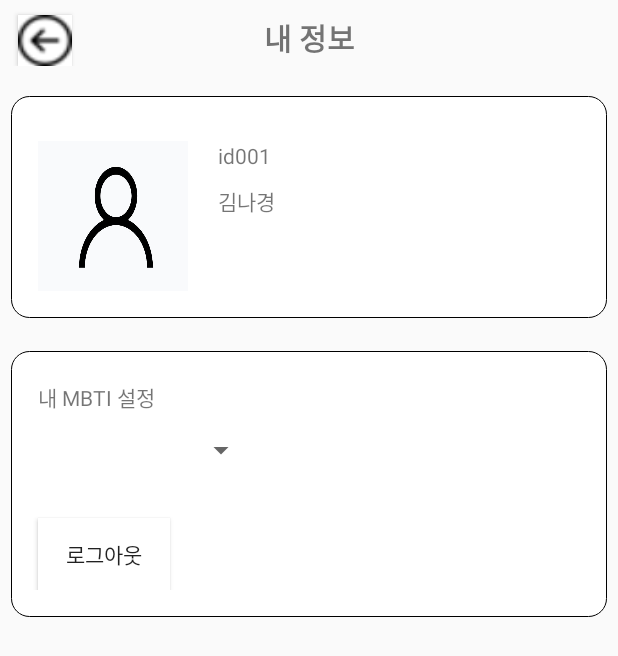
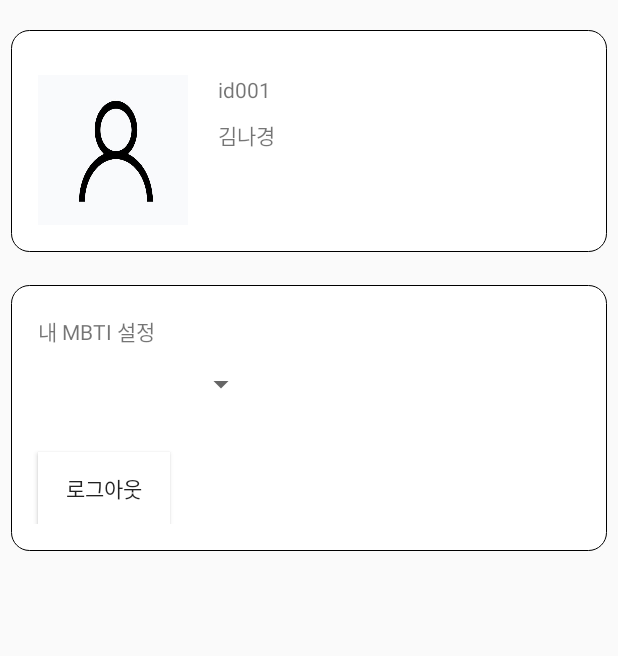
Before and after one commit to goeunpark123/mbti_holic_Project, an Android app: the layout activity_mysetting.xml on its own in the app's theme, with its tools: preview values and no code run, on a phone screen of 412 x 824 dp. Shown: the top 656 px of the screen. Run offline under Robolectric (Android 15) with nearby library versions, the phone set to English and light mode, and no system bars.

Commit message:
mySetting에 액션바추가 뒤로가기 구현 activity_mysetting 기존에 있던 내정보텍스트, 뒤로가기버튼 제거

```diff
--- a/app/src/main/res/layout/activity_mysetting.xml
+++ b/app/src/main/res/layout/activity_mysetting.xml
@@ -9,35 +9,7 @@
     <RelativeLayout
         android:layout_width="match_parent"
         android:layout_height="wrap_content"
-        android:id="@+id/topRelativeLayoout" >
-        <TextView
-            android:id="@+id/tv1_myInfoText"
-            android:layout_width="100dp"
-            android:layout_height="wrap_content"
-            android:layout_centerHorizontal="true"
-            android:text="내 정보"
-            android:textAlignment="center"
-            android:layout_marginTop="10dp"
-            android:textSize="20sp"
-            android:textStyle="bold">
-        </TextView>
-
-        <Button
-            android:id="@+id/btn1_backBtn"
-            android:layout_width="36dp"
-            android:layout_height="34dp"
-            android:layout_alignParentTop="true"
-            android:layout_marginRight="108dp"
-            android:layout_marginTop="10dp"
-            android:layout_toLeftOf="@+id/tv1_myInfoText"
-            android:background="@drawable/backbutton_20px" />
-    </RelativeLayout>
-
-    <RelativeLayout
-        android:layout_width="match_parent"
-        android:layout_height="wrap_content"
         android:id="@+id/secondRelelativeLayout"
-        android:layout_below="@+id/topRelativeLayoout"
         android:background="@drawable/mysetting_layoutborder"
         android:paddingBottom="20dp"
         android:paddingLeft="20dp"
```
Also changed, not shown: app/src/main/java/com/example/mobileprogramming_mbtiholic/Activity/mySetting.java (+24 -2 lines).
